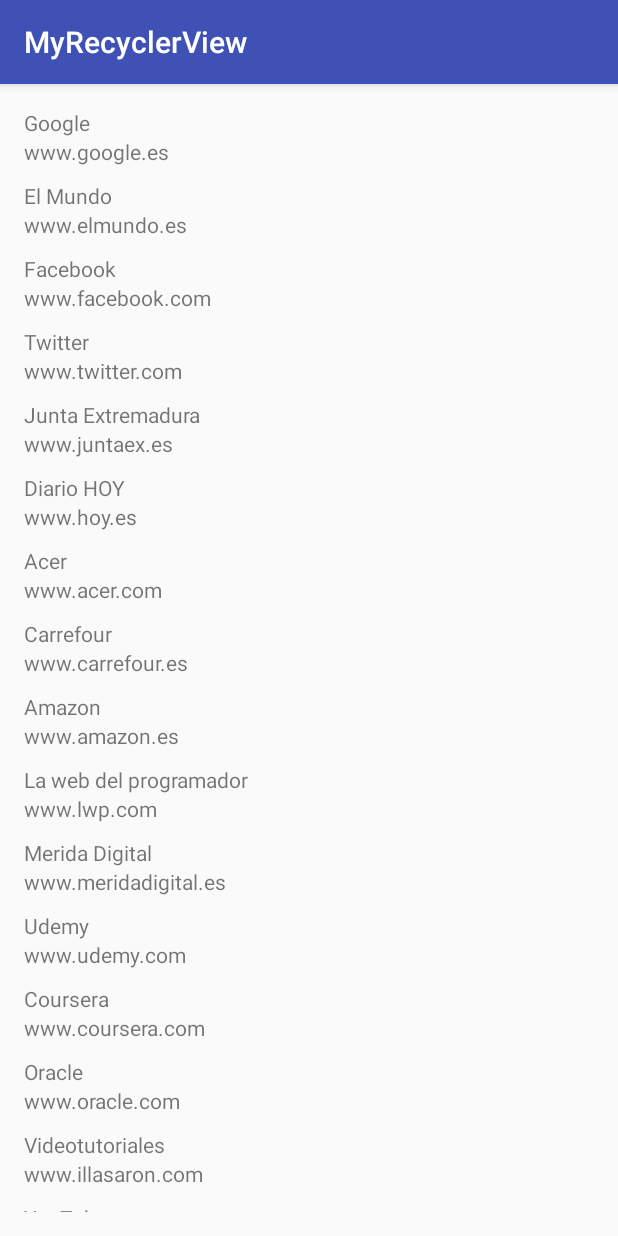
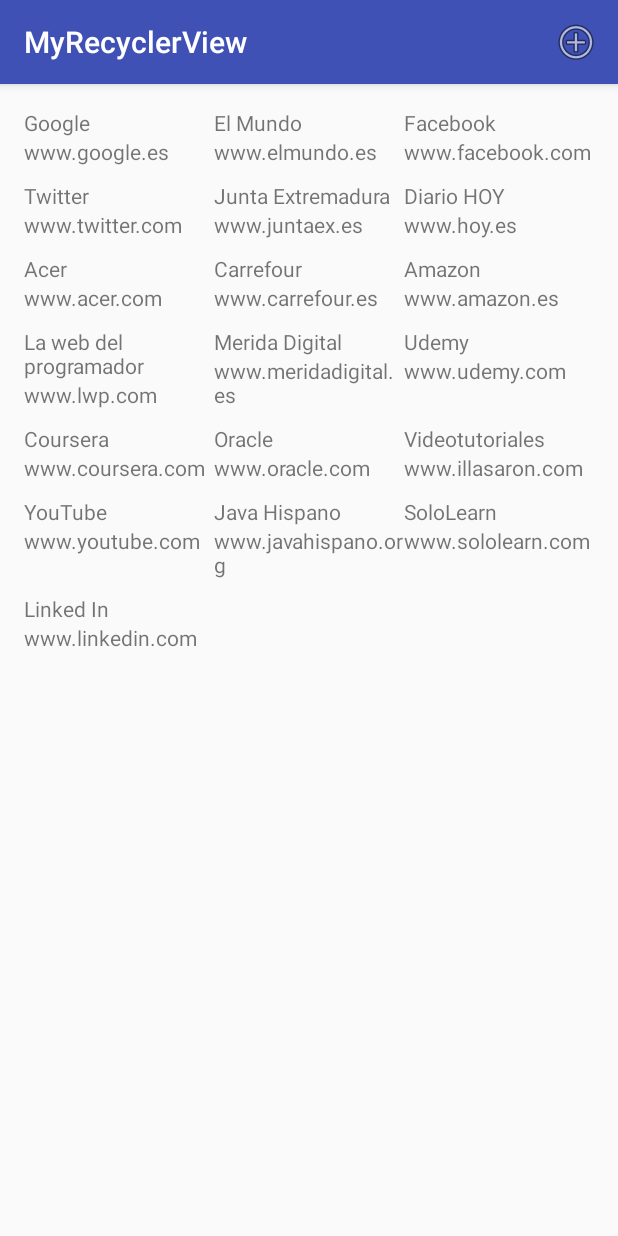
Before and after one commit to juanlucode/android_lab, an Android app: the screen it shows after launch (MainActivity), on a phone screen of 412 x 824 dp. Run offline under Robolectric (Android 15) with nearby library versions, the phone set to English and light mode, and no system bars.

Commit message:
RecyclerView complete

```diff
--- a/MyRecyclerView/app/build.gradle
+++ b/MyRecyclerView/app/build.gradle
@@ -29,4 +29,5 @@ dependencies {
 
     compile 'com.android.support:appcompat-v7:25.1.1'
     testCompile 'junit:junit:4.12'
+    compile 'com.android.support:cardview-v7:25.1.1'
 }
--- a/MyRecyclerView/app/src/main/java/juanlucode/github/com/myrecyclerview/MainActivity.java
+++ b/MyRecyclerView/app/src/main/java/juanlucode/github/com/myrecyclerview/MainActivity.java
@@ -2,8 +2,14 @@ package juanlucode.github.com.myrecyclerview;
 
 import android.support.v7.app.AppCompatActivity;
 import android.os.Bundle;
+import android.support.v7.widget.DefaultItemAnimator;
+import android.support.v7.widget.GridLayoutManager;
 import android.support.v7.widget.LinearLayoutManager;
 import android.support.v7.widget.RecyclerView;
+import android.view.Menu;
+import android.view.MenuItem;
+import android.view.View;
+import android.widget.Toast;
 
 import java.util.ArrayList;
 
@@ -11,6 +17,44 @@ public class MainActivity extends AppCompatActivity {
 
     private RecyclerView sitesRecyclerView;
     ArrayList<Site> sites;
+
+    @Override
+    public boolean onOptionsItemSelected(MenuItem item) {
+        boolean ok = true;
+        switch ( item.getItemId() ){
+            case R.id.add_site:
+                addSite();
+                break;
+
+            default:
+                ok = super.onOptionsItemSelected(item);
+        }
+
+        return ok;
+    }
+
+    private void addSite() {
+        String index = String.valueOf(sites.size() + 1);
+        Site newSite = new Site(    "Nuevo Sitio ".concat(index),
+                                    "www.nuevo.".concat(index).concat(".com")
+                                );
+
+        sites.add(0, newSite);
+        sitesRecyclerView.getAdapter().notifyItemInserted(0);
+        sitesRecyclerView.getLayoutManager().scrollToPosition(0);
+    }
+
+    @Override
+    public boolean onCreateOptionsMenu(Menu menu) {
+        boolean ok = true;
+        try {
+            getMenuInflater().inflate(R.menu.option_menu, menu);
+        }catch (Exception ex){
+            ex.printStackTrace();
+            ok = false;
+        }
+        return ok;
+    }
 
     @Override
     protected void onCreate(Bundle savedInstanceState) {
@@ -44,7 +88,24 @@ public class MainActivity extends AppCompatActivity {
 
         sitesRecyclerView = (RecyclerView) findViewById(R.id.sitesRecyclerView);
 
-        sitesRecyclerView.setLayoutManager(new LinearLayoutManager(this));
-        sitesRecyclerView.setAdapter(new SitesAdapter(sites,R.layout.site_item));
+        //sitesRecyclerView.setLayoutManager(new LinearLayoutManager(this));
+        sitesRecyclerView.setLayoutManager(new GridLayoutManager(this, 3));
+
+        sitesRecyclerView.setAdapter(new SitesAdapter(sites,R.layout.site_item, new SitesAdapter.OnItemClickListener(){
+            @Override
+            public void onItemClick(Site site, int position) {
+                removeSite(position);
+            }
+        }));
+
+        sitesRecyclerView.setHasFixedSize(true);
+        sitesRecyclerView.setItemAnimator(new DefaultItemAnimator());
+
+
+    }
+
+    private void removeSite(int position) {
+        sites.remove(position);
+        sitesRecyclerView.getAdapter().notifyItemRemoved(position);
     }
 }
--- a/MyRecyclerView/app/src/main/java/juanlucode/github/com/myrecyclerview/SitesAdapter.java
+++ b/MyRecyclerView/app/src/main/java/juanlucode/github/com/myrecyclerview/SitesAdapter.java
@@ -1,11 +1,9 @@
 package juanlucode.github.com.myrecyclerview;
 
-import android.content.Context;
 import android.support.v7.widget.RecyclerView;
 import android.view.LayoutInflater;
 import android.view.View;
 import android.view.ViewGroup;
-import android.widget.LinearLayout;
 import android.widget.TextView;
 
 import java.util.ArrayList;
@@ -19,6 +17,8 @@ public class SitesAdapter extends RecyclerView.Adapter<SitesAdapter.ViewHolder>
 
     private ArrayList<Site> sites;
     private int layout;
+    private OnItemClickListener itemClickListener;
+
 
     public static class ViewHolder extends RecyclerView.ViewHolder{
         public TextView nameTextView;
@@ -29,11 +29,23 @@ public class SitesAdapter extends RecyclerView.Adapter<SitesAdapter.ViewHolder>
             nameTextView = (TextView) site_item.findViewById(R.id.nameTextView);
             addressTextView = (TextView) site_item.findViewById(R.id.addressTextView);
         }
+
+        public void bind(final Site site, final OnItemClickListener listener){
+            this.nameTextView.setText(site.getName());
+            this.addressTextView.setText(site.getAddress());
+            itemView.setOnClickListener(new View.OnClickListener() {
+                @Override
+                public void onClick(View v) {
+                    listener.onItemClick(site, getAdapterPosition());
+                }
+            });
+        }
     }
 
-    public SitesAdapter(List<Site> sites, int layout){
+    public SitesAdapter(List<Site> sites, int layout, OnItemClickListener itemClickListener){
         this.sites = (ArrayList<Site>) sites;
         this.layout = layout;
+        this.itemClickListener = itemClickListener;
 
     }
 
@@ -48,15 +60,17 @@ public class SitesAdapter extends RecyclerView.Adapter<SitesAdapter.ViewHolder>
 
     @Override
     public void onBindViewHolder(SitesAdapter.ViewHolder holder, int position) {
-        holder.nameTextView.setText(sites.get(position).getName());
-        holder.addressTextView.setText(sites.get(position).getAddress());
+        holder.bind(sites.get(position), this.itemClickListener);
     }
 
     @Override
     public int getItemCount() {
+
         return sites.size();
     }
 
-
+    public interface OnItemClickListener{
+        void onItemClick(Site site, int position);
+    }
 
 }
--- /dev/null
+++ b/MyRecyclerView/app/src/main/res/menu/option_menu.xml
@@ -0,0 +1,9 @@
+<?xml version="1.0" encoding="utf-8"?>
+<menu xmlns:android="http://schemas.android.com/apk/res/android"
+    xmlns:app="http://schemas.android.com/apk/res-auto">
+    <item android:id="@+id/add_site"
+        android:icon="@android:drawable/ic_menu_add"
+        android:title="Add site"
+        app:showAsAction="ifRoom"/>
+
+</menu>
```
